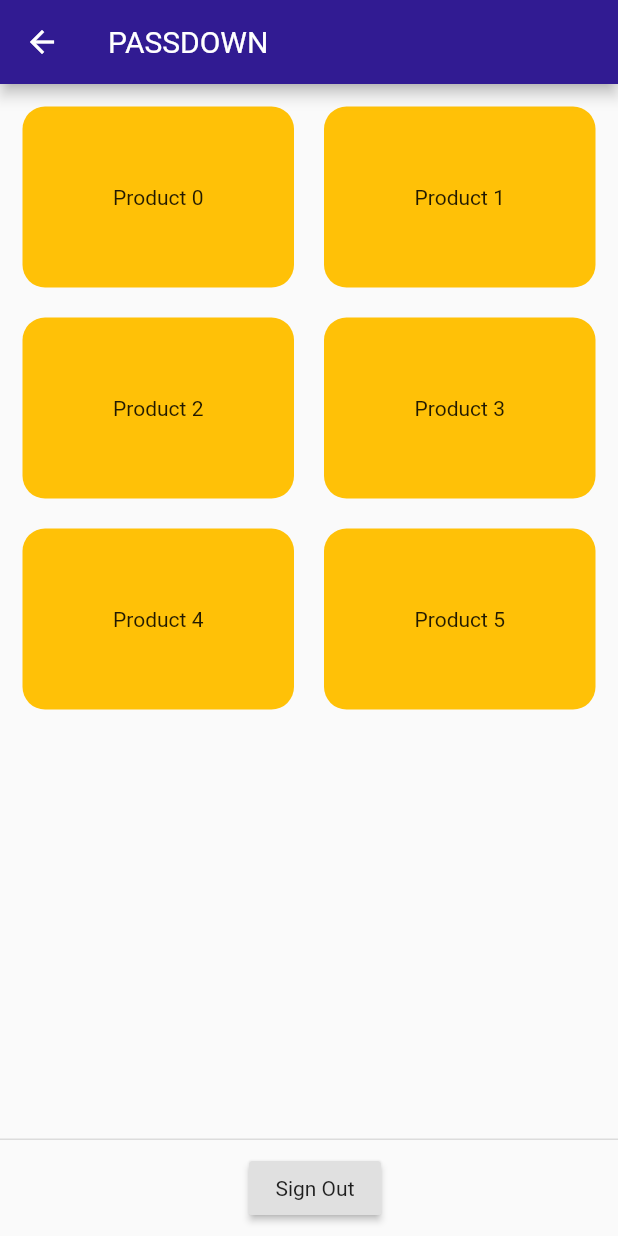
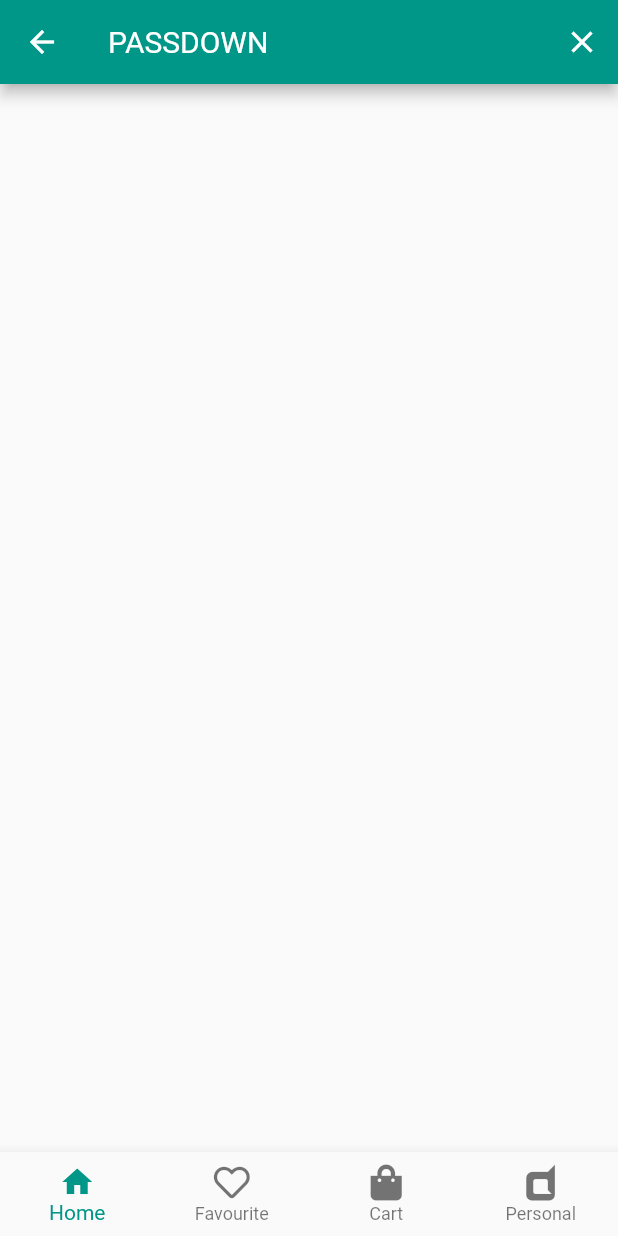
Before and after one commit to taiwooladipupo/passdown_uh_taiwo, a Flutter app: the HomePage screen opened by its route, on a phone screen of 412 x 824 dp. Run offline on Flutter 3.47's test engine with Material 2 defaults, Android fonts, the phone set to English and light mode, and no system bars; our stand-ins replace animated_text_kit, cloud_firestore, firebase_auth, font_awesome_flutter; accounts and stored records are empty.

```diff
--- a/lib/common_widget/bottom_navbar_widget.dart
+++ b/lib/common_widget/bottom_navbar_widget.dart
@@ -53,7 +53,7 @@ class _BottomNavBarWidgetState extends State<BottomNavBarWidget> {
         ),
       ],
       currentIndex: _selectedIndex,
-      selectedItemColor: Color(0xFFAA292E),
+      selectedItemColor: Color(0xFF009688),
       onTap: _onItemTapped,
     );
   }
--- a/lib/common_widget/drawer_widget.dart
+++ b/lib/common_widget/drawer_widget.dart
@@ -1,8 +1,6 @@
 import 'package:flutter/material.dart';
 import 'package:font_awesome_flutter/font_awesome_flutter.dart';
-import 'package:passdown/main.dart';
 import 'package:passdown/views/home.dart';
-//import 'package:passdown/views/wishlist_screen.dart';
 import 'package:passdown/views/signin.dart';
 
 class DrawerWidget extends StatefulWidget {
--- a/lib/theme/routes.dart
+++ /dev/null
@@ -1,20 +0,0 @@
-import 'package:flutter/material.dart';
-import 'package:passdown/views/home.dart';
-import 'package:passdown/views/signup.dart';
-import 'package:passdown/views/signin.dart';
-
-class AppRoutes {
-  AppRoutes._();
-
-  static const String authLogin = '/auth-signin';
-  static const String authRegister = '/auth-signup';
-  static const String authHome = '/auth-home';
-
-  static Map<String, WidgetBuilder> define() {
-    return {
-      authLogin: (context) => SignInPage(),
-      authRegister: (context) => SignUpPage(),
-      authHome: (context) => HomePage(),
-    };
-  }
-}
--- a/lib/views/home.dart
+++ b/lib/views/home.dart
@@ -1,52 +1,78 @@
+import 'package:cloud_firestore/cloud_firestore.dart';
 import 'package:flutter/material.dart';
-import 'package:passdown/authentication_service.dart';
-import 'package:passdown/theme/routes.dart';
-import 'package:provider/provider.dart';
+import 'package:firebase_auth/firebase_auth.dart';
+import 'package:passdown/common_widget/bottom_navbar_widget.dart';
 
-class HomePage extends StatelessWidget {
-  final List<Map> myProducts =
-      List.generate(6, (index) => {"id": index, "name": "Product $index"})
-          .toList();
+final _firestore = Firestore.instance;
+FirebaseUser loggedInUser;
+
+class HomePage extends StatefulWidget {
+  static const String id = 'home';
+  @override
+  _HomePageState createState() => _HomePageState();
+}
+
+class _HomePageState extends State<HomePage> {
+  // final List<Map> myProducts =
+  //     List.generate(6, (index) => {"id": index, "name": "Product $index"})
+  //         .toList();
+      final _auth = FirebaseAuth.instance;
+
+  @override
+  void initState() {
+    super.initState();
+
+    getCurrentUser();
+  }
+
+  void getCurrentUser() async {
+    try {
+      final user = await _auth.currentUser();
+      if (user != null) {
+        loggedInUser = user;
+      }
+    } catch (e) {
+      print(e);
+    }
+  }
 
   @override
   Widget build(BuildContext context) {
     return Scaffold(
       appBar: AppBar(
-        backgroundColor: Colors.deepPurple.shade900,
+        leading: null,
+        actions: <Widget>[
+          IconButton(
+              icon: Icon(Icons.close),
+              onPressed: () {
+                _auth.signOut();
+                Navigator.pop(context);
+              }),
+        ],
+        backgroundColor: Colors.teal,
         title: Text('PASSDOWN'),
       ),
       body: Padding(
         padding: const EdgeInsets.all(15.0),
-        child: GridView.builder(
-            gridDelegate: SliverGridDelegateWithMaxCrossAxisExtent(
-                maxCrossAxisExtent: 200,
-                childAspectRatio: 3 / 2,
-                crossAxisSpacing: 20,
-                mainAxisSpacing: 20),
-            itemCount: myProducts.length,
-            itemBuilder: (BuildContext context, index) {
-              return Container(
-                alignment: Alignment.center,
-                child: Text(myProducts[index]["name"]),
-                decoration: BoxDecoration(
-                  color: Colors.amber,
-                  borderRadius: BorderRadius.circular(15),
-                ),
-              );
-            }),
+        // child: GridView.builder(
+        //     gridDelegate: SliverGridDelegateWithMaxCrossAxisExtent(
+        //         maxCrossAxisExtent: 200,
+        //         childAspectRatio: 3 / 2,
+        //         crossAxisSpacing: 20,
+        //         mainAxisSpacing: 20),
+        //     itemCount: myProducts.length,
+        //     itemBuilder: (BuildContext context, index) {
+        //       return Container(
+        //         alignment: Alignment.center,
+        //         child: Text(myProducts[index]["name"]),
+        //         decoration: BoxDecoration(
+        //           color: Colors.amber,
+        //           borderRadius: BorderRadius.circular(15),
+        //         ),
+        //       );
+        //     }),
       ),
-      persistentFooterButtons: [
-          Padding(
-           padding: const EdgeInsets.only(right: 150.0),
-           child: RaisedButton(
-            onPressed: () {
-              context.read<AuthenticationService>().SignOut();
-              Navigator.of(context).pushNamed(AppRoutes.authLogin);
-            },
-            child: Text('Sign Out'),
-          ),
-        ),
-      ],
+      bottomNavigationBar: BottomNavBarWidget(),
     );
   }
 }
```
Also changed, not shown: lib/authentication_service.dart (deleted, +0 -31 lines), lib/common_widget/app_bar_widget.dart (deleted, +0 -27 lines), lib/components/category_slider.dart (deleted, +0 -88 lines), lib/main.dart (+14 -66 lines), lib/views/signin.dart (+34 -17 lines), lib/views/signup.dart (+46 -19 lines), lib/views/welcome_screen.dart (added, +88 -0 lines), pubspec.yaml (+4 -3 lines), lib/common_widget/circular_progress.dart (deleted), lib/common_widget/grid_tiles_category.dart (deleted), lib/models/category_model.dart (deleted), lib/utils/Urls.dart (deleted), pubspec.lock, 2 other files.
